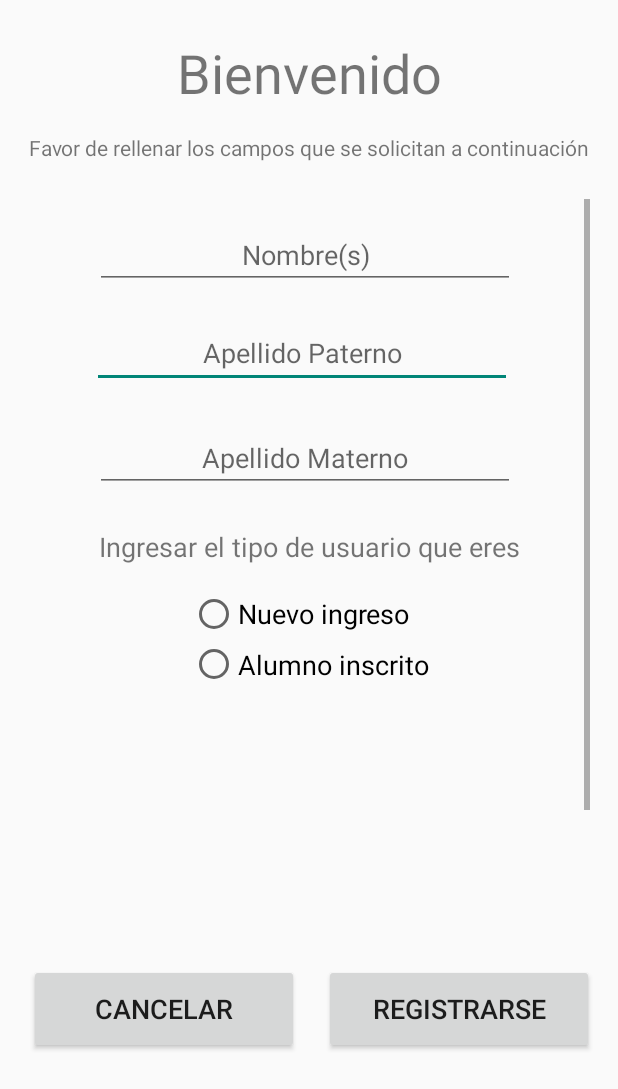
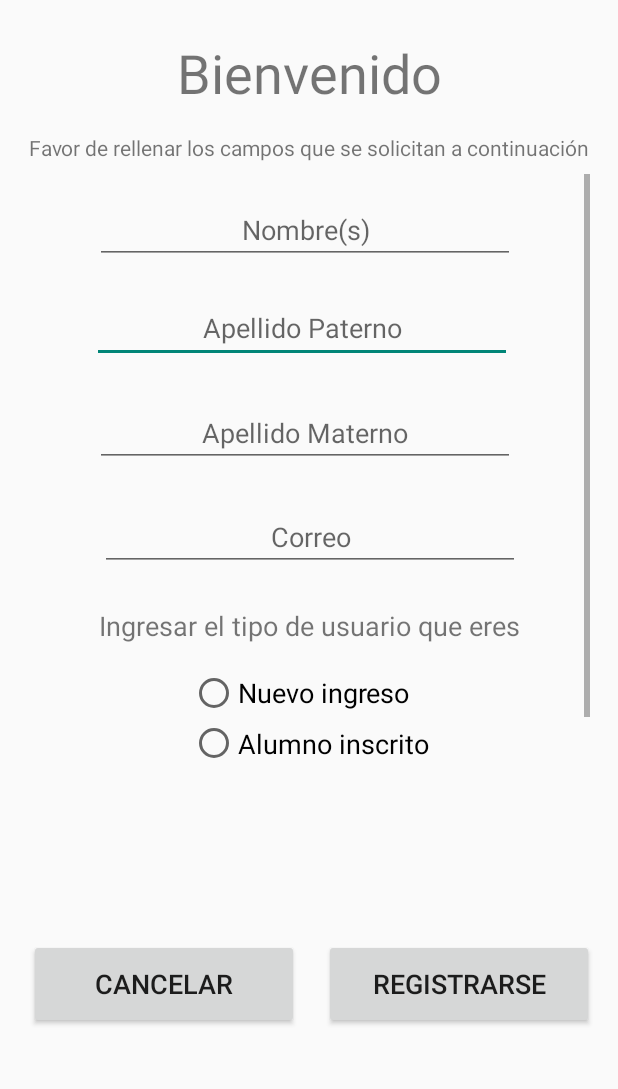
Before and after one commit to MariodelToro97/FileCloud, an Android app: the Registro screen opened directly, with no data from a screen before it, on a phone screen of 412 x 824 dp. Shown: the top 1089 px of the screen. Run offline under Robolectric (Android 15) with nearby library versions, the phone set to English and light mode, and no system bars; our stand-ins replace Firebase (no records; nobody signed in at launch, a user with empty details on screens opened directly).

Commit message:
Campo Correo
Implementación del campo correo dentro de la pantalla de registro, de igual forma, su respectivo almacenado en la base de datos.

```diff
--- a/FileCloud Android/app/src/main/java/com/example/filecloud/Registro.java
+++ b/FileCloud Android/app/src/main/java/com/example/filecloud/Registro.java
@@ -29,7 +29,7 @@ public class Registro extends AppCompatActivity {
     private RadioButton rbAlumnoInscrito;
     private EditText User;
     private RadioGroup rbgrupo;
-    private EditText nombre, apellidoPaterno, apelllidoMaterno, contrasena, confirmContrasena;
+    private EditText nombre, apellidoPaterno, apelllidoMaterno, contrasena, confirmContrasena, correo;
 
     FirebaseDatabase database = FirebaseDatabase.getInstance();
     DatabaseReference myRef;
@@ -51,6 +51,7 @@ public class Registro extends AppCompatActivity {
         contrasena = findViewById(R.id.contrasenaText);
         confirmContrasena = findViewById(R.id.confirmContrasenaText);
         User = findViewById(R.id.userText);
+        correo = findViewById(R.id.emailText);
 
         btnRegistro.setOnClickListener(new View.OnClickListener() {
             @Override
@@ -61,8 +62,9 @@ public class Registro extends AppCompatActivity {
                 String usuario = User.getText().toString();
                 String contra = contrasena.getText().toString();
                 String confirmCon = confirmContrasena.getText().toString();
+                String email = correo.getText().toString();
 
-                if (usuario.isEmpty() || contra.isEmpty() || confirmCon.isEmpty() || name.isEmpty() || materno.isEmpty() || paterno.isEmpty()){
+                if (usuario.isEmpty() || contra.isEmpty() || confirmCon.isEmpty() || name.isEmpty() || materno.isEmpty() || paterno.isEmpty() || email.isEmpty()){
                     Toast.makeText(getApplicationContext(), R.string.vacio, Toast.LENGTH_LONG).show();
                 } else {
                     if (contrasena.getText().toString().equals(confirmContrasena.getText().toString())) {
@@ -136,6 +138,8 @@ public class Registro extends AppCompatActivity {
             myRef.setValue(contrasena.getText().toString());
             myRef = database.getReference(reference + "/Usuario");
             myRef.setValue(User.getText().toString());
+            myRef = database.getReference(reference + "/Correo");
+            myRef.setValue(correo.getText().toString());
 
             if (rbNuevoIngreso.isChecked() && !rbAlumnoInscrito.isChecked()) {
                 tipoUser = 1;
--- a/FileCloud Android/app/src/main/res/layout/activity_registro.xml
+++ b/FileCloud Android/app/src/main/res/layout/activity_registro.xml
@@ -64,13 +64,10 @@
         android:layout_marginStart="8dp"
         android:layout_marginTop="8dp"
         android:layout_marginEnd="8dp"
-        android:layout_marginBottom="8dp"
         android:textAlignment="center"
-        app:layout_constraintBottom_toBottomOf="parent"
         app:layout_constraintEnd_toEndOf="parent"
         app:layout_constraintStart_toStartOf="parent"
-        app:layout_constraintTop_toBottomOf="@+id/textView5"
-        app:layout_constraintVertical_bias="0.074">
+        app:layout_constraintTop_toBottomOf="@+id/textView5">
 
         <android.support.constraint.ConstraintLayout
             android:layout_width="match_parent"
@@ -136,7 +133,7 @@
                 android:textSize="18sp"
                 app:layout_constraintEnd_toEndOf="parent"
                 app:layout_constraintStart_toStartOf="parent"
-                app:layout_constraintTop_toBottomOf="@+id/maternoText" />
+                app:layout_constraintTop_toBottomOf="@+id/emailText" />
 
             <RadioGroup
                 android:id="@+id/radioGroup"
@@ -223,6 +220,21 @@
                 app:layout_constraintStart_toStartOf="parent"
                 app:layout_constraintTop_toBottomOf="@+id/contrasenaText" />
 
+            <EditText
+                android:id="@+id/emailText"
+                android:layout_width="280dp"
+                android:layout_height="wrap_content"
+                android:layout_marginStart="8dp"
+                android:layout_marginTop="24dp"
+                android:layout_marginEnd="8dp"
+                android:ems="10"
+                android:hint="@string/email"
+                android:inputType="textEmailAddress"
+                android:textAlignment="center"
+                app:layout_constraintEnd_toEndOf="parent"
+                app:layout_constraintStart_toStartOf="parent"
+                app:layout_constraintTop_toBottomOf="@+id/maternoText" />
+
         </android.support.constraint.ConstraintLayout>
     </ScrollView>
 
--- a/FileCloud Android/app/src/main/res/values/strings.xml
+++ b/FileCloud Android/app/src/main/res/values/strings.xml
@@ -44,4 +44,5 @@
     <string name="confirmCeraar">¿Está seguro de que desea cerrar sesión?</string>
     <string name="si">Si</string>
     <string name="no">No</string>
+    <string name="email">Correo</string>
 </resources>
```
